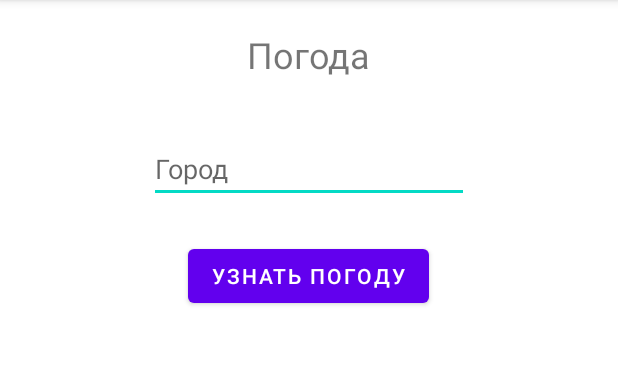
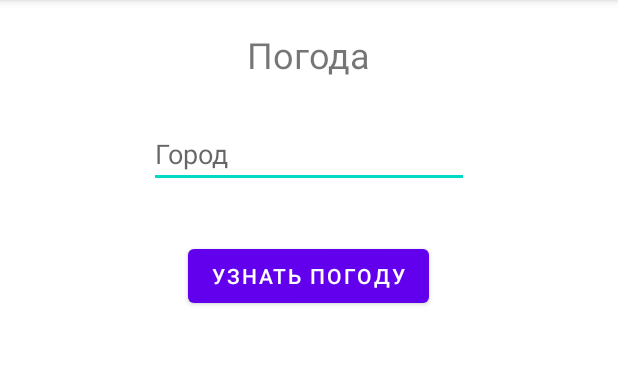
Before and after one commit to PK4US/Section_15, an Android app: the screen it shows after launch (MainActivity), after a tap on "УЗНАТЬ ПОГОДУ", on a phone screen of 412 x 824 dp, the part 84-449 px from its top. Run offline under Robolectric (Android 15) with nearby library versions, the phone set to English and light mode, and no system bars.

```diff
--- a/Lesson_3/src/main/java/com/Lesson_3/MainActivity.java
+++ b/Lesson_3/src/main/java/com/Lesson_3/MainActivity.java
@@ -30,7 +30,7 @@ public class MainActivity extends AppCompatActivity {
         b.setOnClickListener(new View.OnClickListener() {
             @Override
             public void onClick(View view) {
-                String city = ((EditText) findViewById(R.id.etCity)).getText().toString();
+                String city = ((EditText) findViewById(R.id.et)).getText().toString();
 
                 new WeatherTask(city).execute();
             }
--- a/Lesson_3/src/main/res/layout/activity_main.xml
+++ b/Lesson_3/src/main/res/layout/activity_main.xml
@@ -15,16 +15,14 @@
         android:text="Погода" />
 
     <EditText
-        android:id="@+id/etCity"
+        android:id="@+id/et"
         android:layout_width="wrap_content"
         android:layout_height="wrap_content"
         android:layout_centerHorizontal="true"
-        android:layout_marginTop="90dp"
+        android:layout_marginTop="80dp"
         android:ems="10"
         android:hint="Город"
-        android:inputType="textPersonName"
         android:text="" />
-
 
     <Button
         android:id="@+id/button"
```
